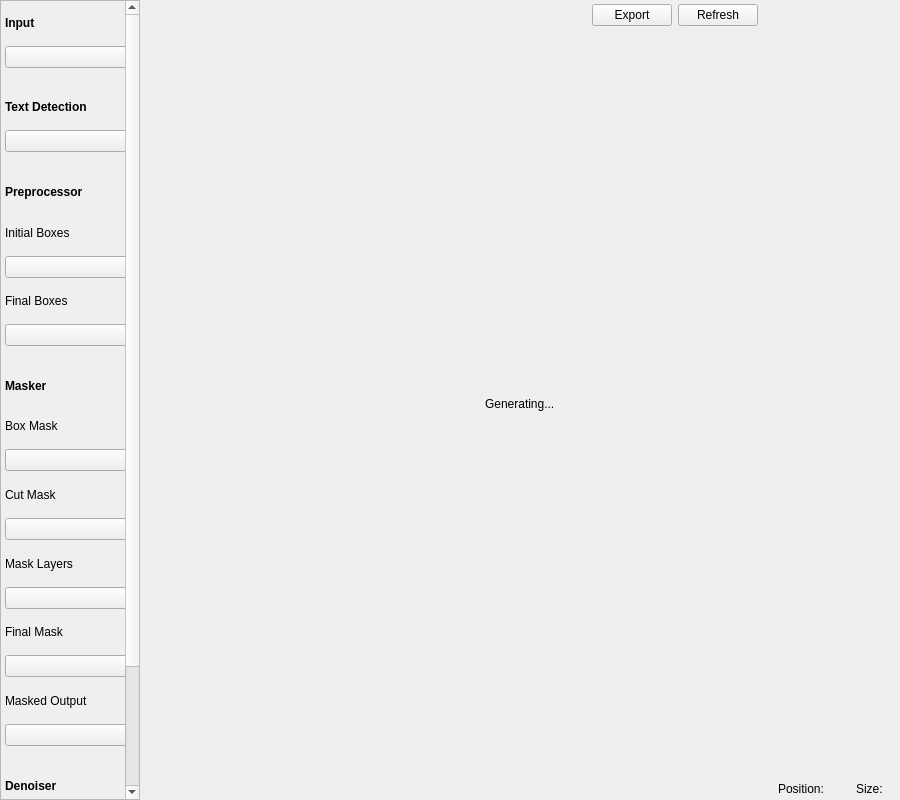
First picture: the form in ui_files/ImageDetails.ui, repository VoxelCubes/PanelCleaner, before the edit.
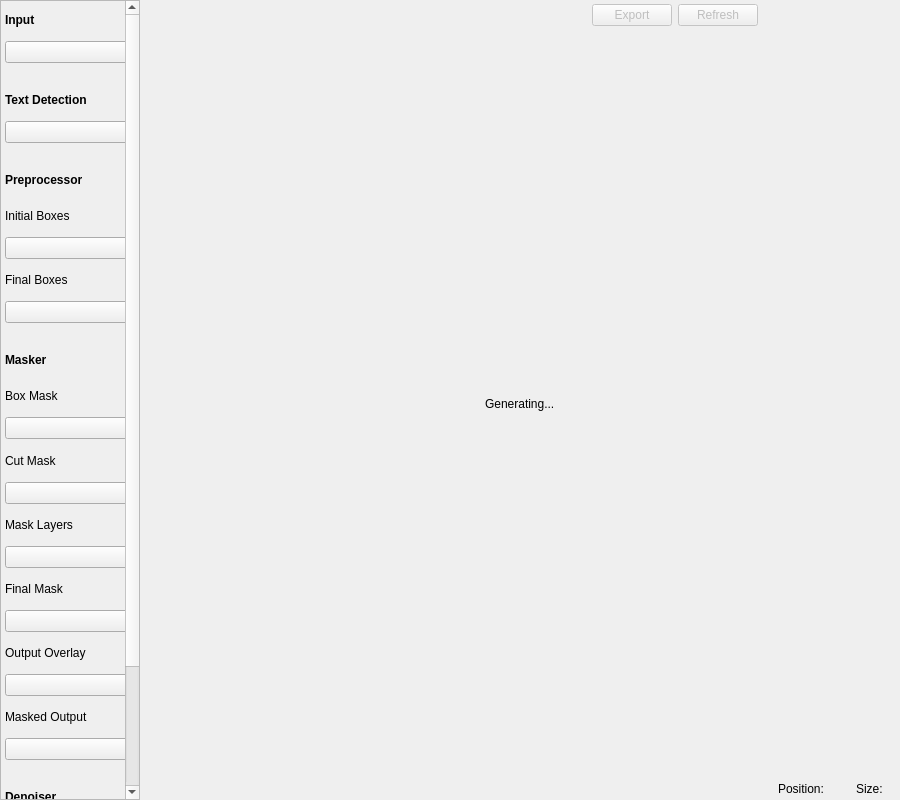
Second picture: the form after the edit. Icons and pictures are not drawn. Custom widgets are drawn as their Qt base class.

Patch:
```diff
--- a/ui_files/ImageDetails.ui
+++ b/ui_files/ImageDetails.ui
@@ -44,7 +44,7 @@
       <property name="geometry">
        <rect>
         <x>0</x>
-        <y>0</y>
+        <y>-147</y>
         <width>138</width>
         <height>943</height>
        </rect>
@@ -332,6 +332,26 @@
             </property>
            </widget>
           </item>
+          <item>
+           <widget class="QLabel" name="label_16">
+            <property name="text">
+             <string>Output Overlay</string>
+            </property>
+           </widget>
+          </item>
+          <item>
+           <widget class="QPushButton" name="pushButton_output_overlay">
+            <property name="text">
+             <string/>
+            </property>
+            <property name="checkable">
+             <bool>true</bool>
+            </property>
+            <property name="autoExclusive">
+             <bool>true</bool>
+            </property>
+           </widget>
+          </item>
           <item>
            <widget class="QLabel" name="label_11">
             <property name="text">
@@ -465,6 +485,9 @@
        </item>
        <item>
         <widget class="QPushButton" name="pushButton_export">
+         <property name="enabled">
+          <bool>false</bool>
+         </property>
          <property name="text">
           <string>Export</string>
          </property>
@@ -476,6 +499,9 @@
        </item>
        <item>
         <widget class="QPushButton" name="pushButton_refresh">
+         <property name="enabled">
+          <bool>false</bool>
+         </property>
          <property name="text">
           <string>Refresh</string>
          </property>
```
